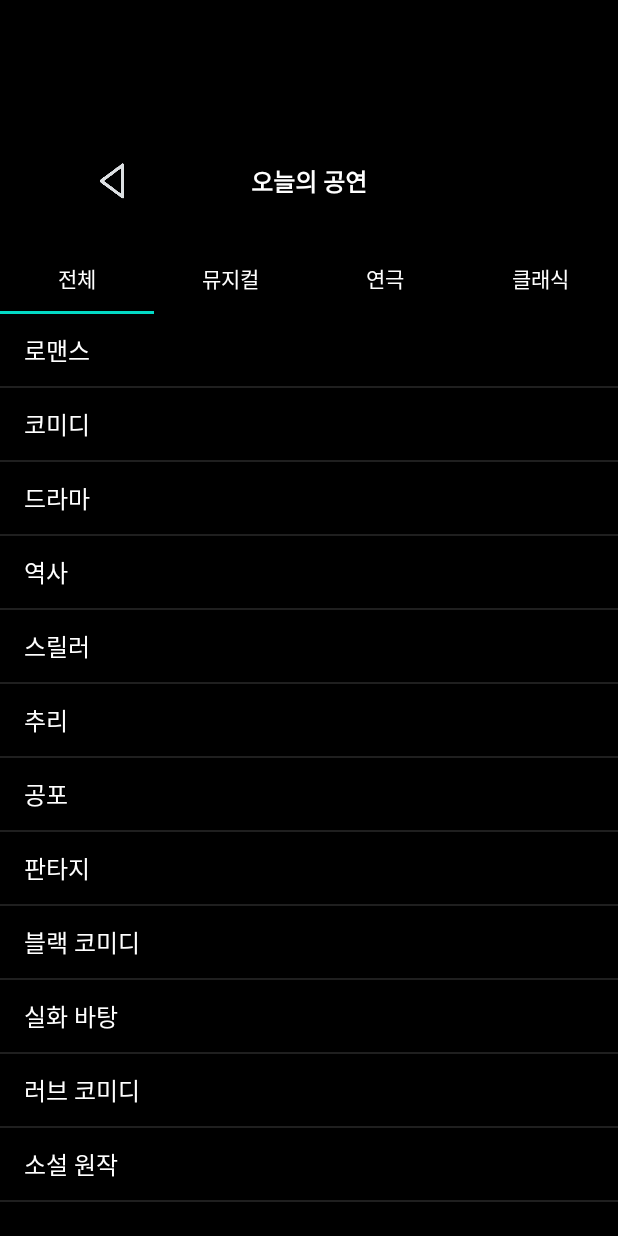
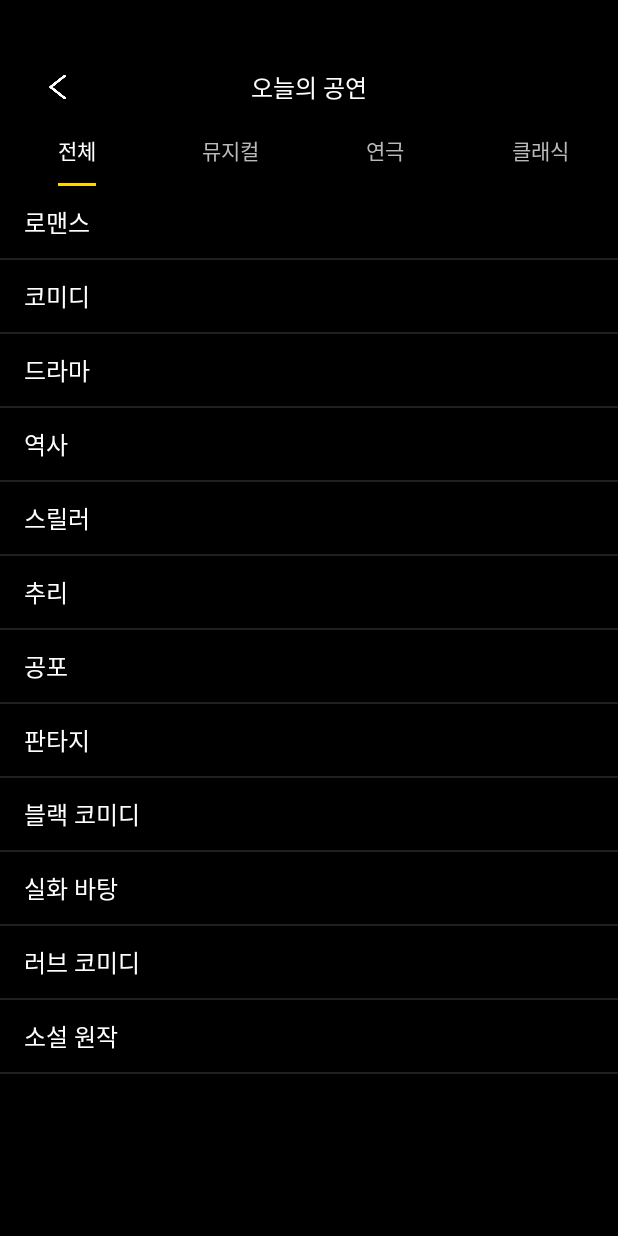
Before and after one commit to JayHan-K/todaysShow, an Android app: the CategoryActivity screen opened directly, with no data from a screen before it, on a phone screen of 412 x 824 dp. Run offline under Robolectric (Android 15) with nearby library versions, the phone set to English and light mode, and no system bars.

Commit message:
2020.08.26 Connect Search Image to Show Detail

```diff
--- a/app/src/main/java/com/example/todaysshow/adapter/JournalAdapter.kt
+++ b/app/src/main/java/com/example/todaysshow/adapter/JournalAdapter.kt
@@ -30,11 +30,6 @@ class JournalAdapter(journals: ArrayList<Journal>, context: Context, itemClickLi
         holder.journal_tv.text = journal.getJournalStr()
         holder.journal_iv.setImageResource(journal.getImageResource())
         holder.itemView.setOnClickListener {
-            Toast.makeText(
-                context,
-                journal.getJournalStr() + " ",
-                Toast.LENGTH_SHORT
-            ).show()
             itemClickListener.onItemClicked(holder, journal, position)
         }
     }
--- a/app/src/main/java/com/example/todaysshow/fragment/ShowDetailFragment.kt
+++ b/app/src/main/java/com/example/todaysshow/fragment/ShowDetailFragment.kt
@@ -59,8 +59,12 @@ class ShowDetailFragment(parent: String, title: String) : Fragment() {
         closeBt.setOnClickListener(View.OnClickListener {
             if (parent.equals("Home")) {
                 var parentFrag: HomeFragment =
-                    this@ShowDetailFragment.parentFragment as HomeFragment
+                this@ShowDetailFragment.parentFragment as HomeFragment
                 parentFrag.BackToHome()
+            }else if(parent.equals("Search")){
+                var parentFrag: SearchFragment =
+                    this@ShowDetailFragment.parentFragment as SearchFragment
+                parentFrag.changeShowDetailToSearchFrame()
             }
         })
 
--- a/app/src/main/res/layout/activity_category.xml
+++ b/app/src/main/res/layout/activity_category.xml
@@ -11,10 +11,10 @@
     <LinearLayout
         android:orientation="vertical"
         android:layout_width="match_parent"
-        android:layout_height="242px">
+        android:layout_height="76dp">
         <LinearLayout
             android:layout_width="match_parent"
-            android:layout_height="120px">
+            android:layout_height="40dp">
         </LinearLayout>
         <LinearLayout
             android:orientation="horizontal"
@@ -26,14 +26,14 @@
                 <Button
                     android:id="@+id/category_back_to_home"
                     android:layout_centerVertical="true"
-                    android:layout_marginLeft="82px"
-                    android:background="@drawable/back_arrow"
-                    android:layout_width="60px"
-                    android:layout_height="68px">
+                    android:layout_marginLeft="27dp"
+                    android:background="@drawable/icon_pre"
+                    android:layout_width="22dp"
+                    android:layout_height="20dp">
                 </Button>
                 <TextView
-                    android:textSize="16sp"
-                    android:textStyle="bold"
+                    android:fontFamily="@font/kopubworlddotumbold"
+                    android:textSize="16dp"
                     android:textColor="#ffffff"
                     android:layout_centerInParent="true"
                     android:text="오늘의 공연"
@@ -52,7 +52,11 @@
         android:orientation="vertical">
 
         <com.google.android.material.tabs.TabLayout
-            app:tabTextColor="#ffffff"
+            app:tabIndicatorFullWidth="false"
+            app:tabIndicatorColor="#fed700"
+            app:tabGravity="fill"
+            app:tabSelectedTextColor="#ffffff"
+            app:tabTextColor="#bababa"
             android:id="@+id/tabLayout"
             android:layout_width="match_parent"
             android:layout_height="wrap_content"
--- a/app/src/main/res/layout/activity_search_fragment.xml
+++ b/app/src/main/res/layout/activity_search_fragment.xml
@@ -6,7 +6,13 @@
     android:layout_height="match_parent"
     android:background="#000000"
     tools:context=".fragment.SearchFragment">
+    <FrameLayout
+        android:id="@+id/search_main_fl"
+        android:visibility="invisible"
+        android:layout_width="match_parent"
+        android:layout_height="match_parent"></FrameLayout>
     <LinearLayout
+        android:id="@+id/search_main_ll"
         android:orientation="vertical"
         android:layout_width="match_parent"
         android:layout_height="match_parent">
```
Also changed, not shown: app/src/main/java/com/example/todaysshow/adapter/SearchResultImageAdapter.kt (+6 -1 lines), app/src/main/java/com/example/todaysshow/fragment/SearchFragment.kt (+22 -0 lines), app/src/main/java/com/example/todaysshow/fragment/search/SearchResultFragment.kt (+12 -1 lines), app/src/main/res/layout/search_result_layout.xml (+11 -3 lines).
